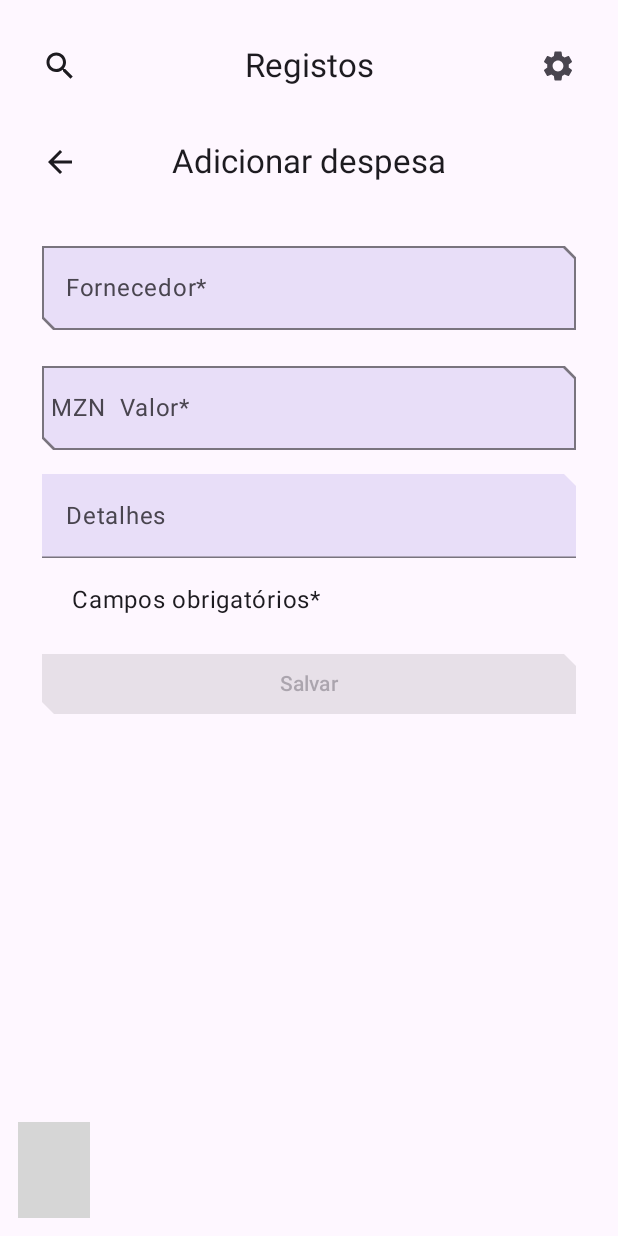
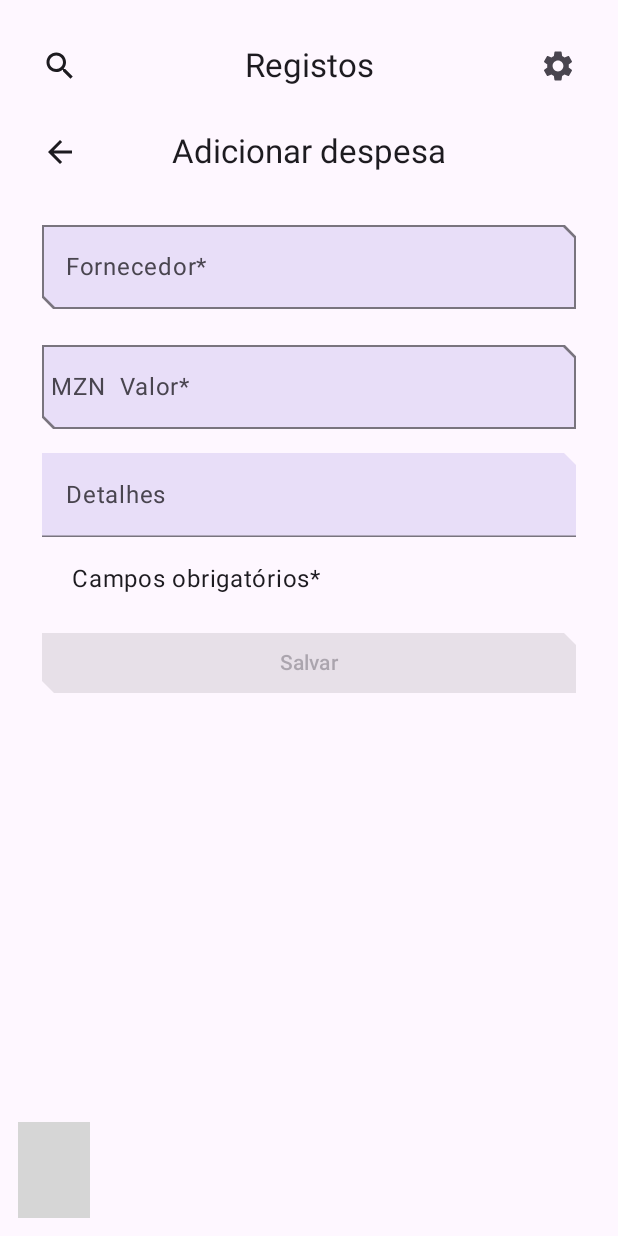
Before and after one commit to M1ngos/Negocio, an Android app built with Jetpack Compose: the RegistryEntryScreenAlt screen opened through its navigation route, on a phone screen of 412 x 824 dp. Run offline under Robolectric (Android 15) with nearby library versions, the phone set to English and light mode, and no system bars; libraries missing offline, so code that uses them is left out: com.exyte.animatednavbar, com.maxkeppeker.sheets, com.maxkeppeler.sheets; 2 statements that could not run were skipped; grey boxes are pictures that could not be loaded.

Commit message:
Adjusted top bar height

```diff
--- a/app/src/main/java/com/mobile/negocio/ui/navigation/AppNavigation.kt
+++ b/app/src/main/java/com/mobile/negocio/ui/navigation/AppNavigation.kt
@@ -254,7 +254,8 @@ fun AppNavGraph(
 fun AlternativeTopBar(
     title: String,
     canNavigateBack: Boolean,
-    modifier: Modifier = Modifier,
+    modifier: Modifier = Modifier
+        .height(50.dp),
     scrollBehavior: TopAppBarScrollBehavior? = null,
     navigateUp: () -> Unit = {}
 ) {
```
